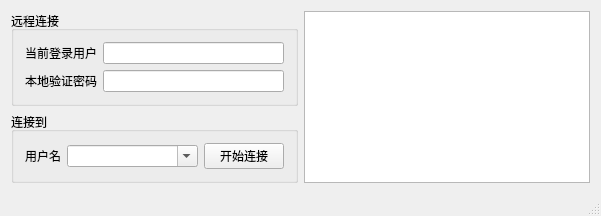
The window that Client/MainDlg.ui (tanaxiusi/NatTunnel) describes before a commit, drawn with Qt 5.
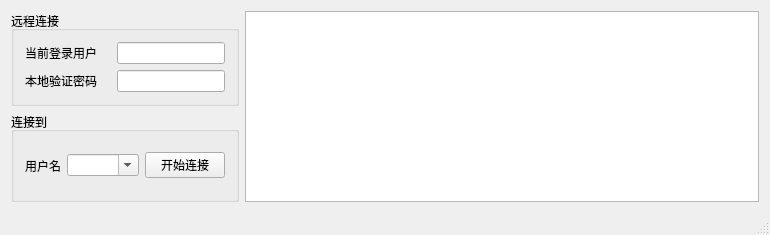
The same window after the commit.

Diff of the .ui file:
```diff
--- a/Client/MainDlg.ui
+++ b/Client/MainDlg.ui
@@ -6,8 +6,8 @@
    <rect>
     <x>0</x>
     <y>0</y>
-    <width>601</width>
-    <height>204</height>
+    <width>770</width>
+    <height>235</height>
    </rect>
   </property>
   <property name="windowTitle">
@@ -24,7 +24,14 @@
         </property>
         <layout class="QGridLayout" name="gridLayout">
          <item row="1" column="1">
-          <widget class="QLineEdit" name="editLocalPassword"/>
+          <widget class="QLineEdit" name="editLocalPassword">
+           <property name="sizePolicy">
+            <sizepolicy hsizetype="Preferred" vsizetype="Fixed">
+             <horstretch>0</horstretch>
+             <verstretch>0</verstretch>
+            </sizepolicy>
+           </property>
+          </widget>
          </item>
          <item row="1" column="0">
           <widget class="QLabel" name="label">
@@ -42,6 +49,12 @@
          </item>
          <item row="0" column="1">
           <widget class="QLineEdit" name="editUserName">
+           <property name="sizePolicy">
+            <sizepolicy hsizetype="Preferred" vsizetype="Fixed">
+             <horstretch>0</horstretch>
+             <verstretch>0</verstretch>
+            </sizepolicy>
+           </property>
            <property name="autoFillBackground">
             <bool>false</bool>
            </property>
@@ -69,7 +82,7 @@
          <item>
           <widget class="QComboBox" name="comboBoxPeerUserName">
            <property name="sizePolicy">
-            <sizepolicy hsizetype="Expanding" vsizetype="Fixed">
+            <sizepolicy hsizetype="Preferred" vsizetype="Fixed">
              <horstretch>0</horstretch>
              <verstretch>0</verstretch>
             </sizepolicy>
```
Left out of the diff: 4 changed lines with no effect on the pictures.
